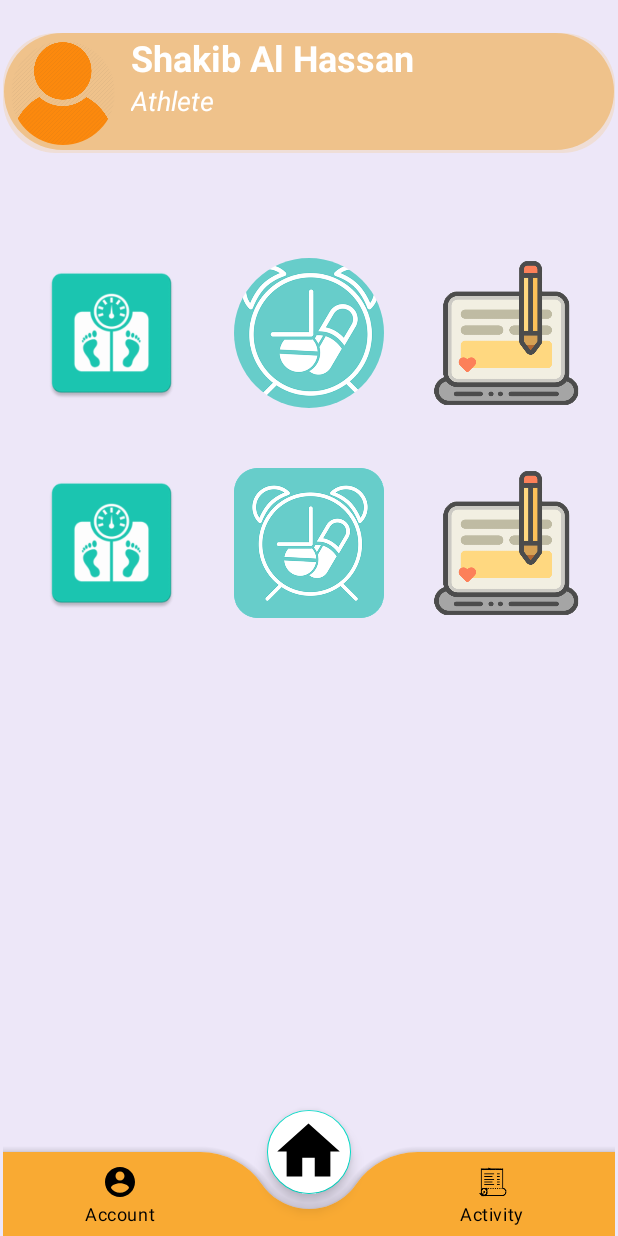
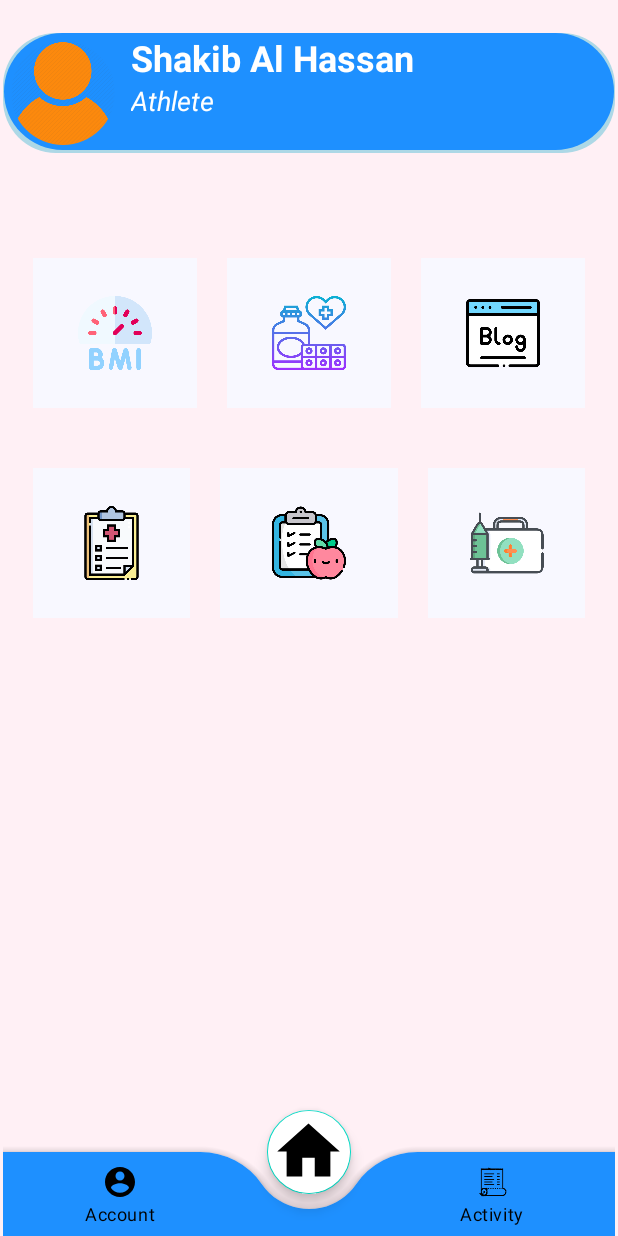
Before and after one commit to JobairulHassan/Ucare, an Android app: the screen it shows after launch once a user with an empty profile is signed in (MainActivity), on a phone screen of 412 x 824 dp. Run offline under Robolectric (Android 15) with nearby library versions, the phone set to English and light mode, and no system bars; our stand-ins replace CircleImageView, Firebase (no records; nobody signed in at launch, a user with empty details on screens opened directly); 4 statements that could not run were skipped.

Commit message:
main page updated

```diff
--- a/app/src/main/java/com/example/ucare/MainActivity.java
+++ b/app/src/main/java/com/example/ucare/MainActivity.java
@@ -32,4 +32,8 @@ public class MainActivity extends AppCompatActivity {
         Intent intent=new Intent(MainActivity.this,sign_in.class);
         startActivity(intent);
     }
+    public void pill_remainder(View v){
+        Intent intent=new Intent(MainActivity.this,sign_in.class);
+        startActivity(intent);
+    }
 }
--- a/app/src/main/java/com/example/ucare/login.java
+++ b/app/src/main/java/com/example/ucare/login.java
@@ -70,6 +70,7 @@ public class login extends AppCompatActivity implements View.OnClickListener{
                 {
                     Intent intent=new Intent(getApplicationContext(),MainActivity.class);
                     intent.addFlags(Intent.FLAG_ACTIVITY_CLEAR_TOP);
+                    finish();
                     startActivity(intent);
                 }else{
                     Toast.makeText(getApplicationContext(),task.getException().getMessage(),Toast.LENGTH_LONG ).show();
--- a/app/src/main/res/drawable/layout_round.xml
+++ b/app/src/main/res/drawable/layout_round.xml
@@ -3,14 +3,14 @@
     <item >
         <shape
             android:shape="rectangle">
-            <solid android:color="#52F3CB8F" />
+            <solid android:color="#ADD8E6" />
             <corners android:radius="35dp"/>
         </shape>
     </item>
     <item android:right="1dp" android:left="1dp" android:bottom="2dp">
         <shape
             android:shape="rectangle">
-            <solid android:color="#65EC9819"/>
+            <solid android:color="#1E90FF"/>
             <corners android:radius="50dp"/>
         </shape>
     </item>
--- a/app/src/main/res/layout/activity_main.xml
+++ b/app/src/main/res/layout/activity_main.xml
@@ -64,24 +64,31 @@
                 <ImageView
                     android:layout_width="100dp"
                     android:layout_height="100dp"
+                    android:background="@color/mainpg_icon"
+                    android:padding="25dp"
                     android:layout_weight="1"
                     android:src="@drawable/bmi"
                     android:onClick="bmiCalculate"/>
 
-                <de.hdodenhof.circleimageview.CircleImageView
-                    android:layout_width="114dp"
+                <ImageView
+                    android:layout_width="100dp"
                     android:layout_height="100dp"
                     android:layout_marginLeft="20dp"
                     android:layout_marginRight="20dp"
+                    android:background="@color/mainpg_icon"
+                    android:padding="25dp"
                     android:layout_weight="1"
-                    android:src="@drawable/pillreminder" />
+                    android:src="@drawable/pillremainder"
+                    android:onClick="pill_remainder"/>
 
                 <ImageView
                     android:layout_width="100dp"
                     android:layout_height="100dp"
                     android:layout_weight="1"
+                    android:background="@color/mainpg_icon"
+                    android:padding="25dp"
                     android:onClick="signup"
-                    android:src="@drawable/blog1" />
+                    android:src="@drawable/blog" />
             </LinearLayout>
 
             <LinearLayout
@@ -89,11 +96,14 @@
                 android:layout_height="wrap_content"
                 android:padding="20dp">
 
+
                 <ImageView
                     android:layout_width="100dp"
                     android:layout_height="100dp"
                     android:layout_weight="1"
-                    android:src="@drawable/bmi" />
+                    android:background="@color/mainpg_icon"
+                    android:padding="25dp"
+                    android:src="@drawable/medicalhistory" />
 
                 <ImageView
                     android:layout_width="114dp"
@@ -101,16 +111,18 @@
                     android:layout_marginLeft="20dp"
                     android:layout_marginRight="20dp"
                     android:layout_weight="1"
-
-                    android:src="@drawable/pillreminder" />
+                    android:background="@color/mainpg_icon"
+                    android:padding="25dp"
+                    android:src="@drawable/diet" />
 
                 <ImageView
                     android:layout_width="100dp"
                     android:layout_height="100dp"
                     android:layout_weight="1"
+                    android:background="@color/mainpg_icon"
+                    android:padding="25dp"
+                    android:src="@drawable/firstaid"
 
-                    android:src="@drawable/blog1"
-android:onClick=""
 
                     />
 
--- a/app/src/main/res/values/colors.xml
+++ b/app/src/main/res/values/colors.xml
@@ -7,8 +7,11 @@
     <color name="teal_700">#FF018786</color>
     <color name="black">#FF000000</color>
     <color name="white">#FFFFFFFF</color>
-    <color name="dark">#ede7f8</color>
-    <color name="bottomBG">#F9AA33</color>
+    <color name="mainpg_icon">#F8F8FF
+    </color>
+    <color name="dark">#FFF0F5
+    </color>
+    <color name="bottomBG">#1E90FF</color>
 
 
     <!-- splash bg color here -->
```
Also changed, not shown: app/src/main/res/drawable-v24/blog1.png (deleted), app/src/main/res/drawable-v24/diet.png (deleted), app/src/main/res/drawable-v24/firstaid.png (deleted), app/src/main/res/drawable-v24/pillreminder.png (deleted), app/src/main/res/drawable/blog.png (added), app/src/main/res/drawable/bmi.png, app/src/main/res/drawable/diet.png (added), app/src/main/res/drawable/firstaid.png (added), app/src/main/res/drawable/medicalhistory.png (added), app/src/main/res/drawable/pillremainder.png (added).
